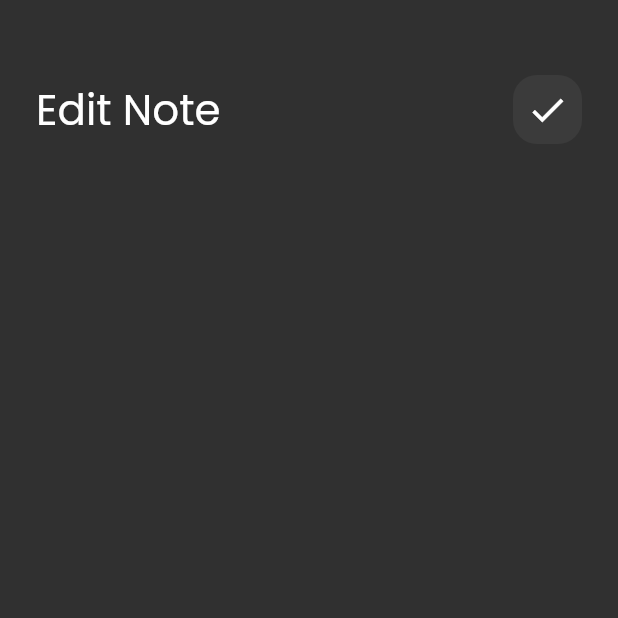
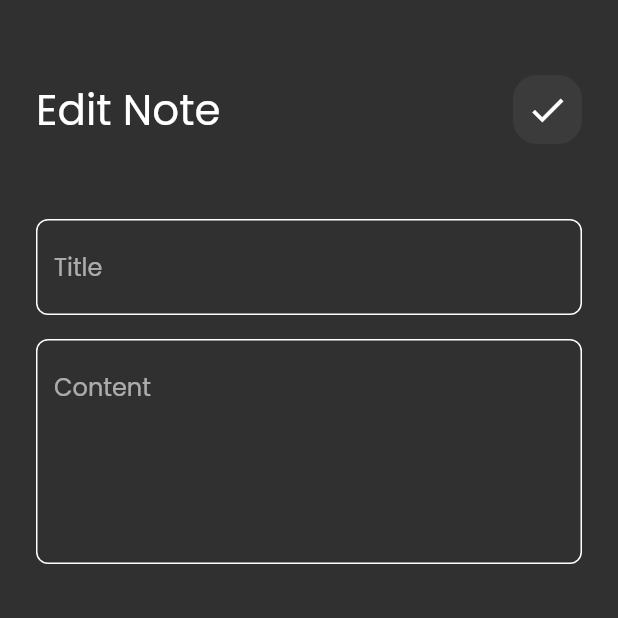
Before and after one commit to hadiaHani/note-app, a Flutter app: the EditNoteView screen opened directly, on a phone screen of 412 x 824 dp, the top half of it. Run offline on Flutter 3.47's test engine with Material 2 defaults, Android fonts, the phone set to English and light mode, and no system bars.

Commit message:
Edit notes view ui done

```diff
--- a/lib/widgits/custom_widgits2.dart
+++ b/lib/widgits/custom_widgits2.dart
@@ -1,4 +1,5 @@
 import 'package:flutter/material.dart';
+import 'package:note_app/widgits/custom_text_field.dart';
 import 'package:note_app/widgits/custom_widgit.dart';
 
 Widget editNoteViewBody() {
@@ -9,7 +10,18 @@ Widget editNoteViewBody() {
         const SizedBox(
           height: 50,
         ),
-        customAppBar(title: "Edit Note", icon: Icons.done)
+        customAppBar(title: "Edit Note", icon: Icons.done),
+        const SizedBox(
+          height: 50,
+        ),
+        const CustomTextField(hint: "Title"),
+        const SizedBox(
+          height: 16,
+        ),
+        const CustomTextField(
+          hint: "Content",
+          maxLines: 5,
+        )
       ],
     ),
   );
```
